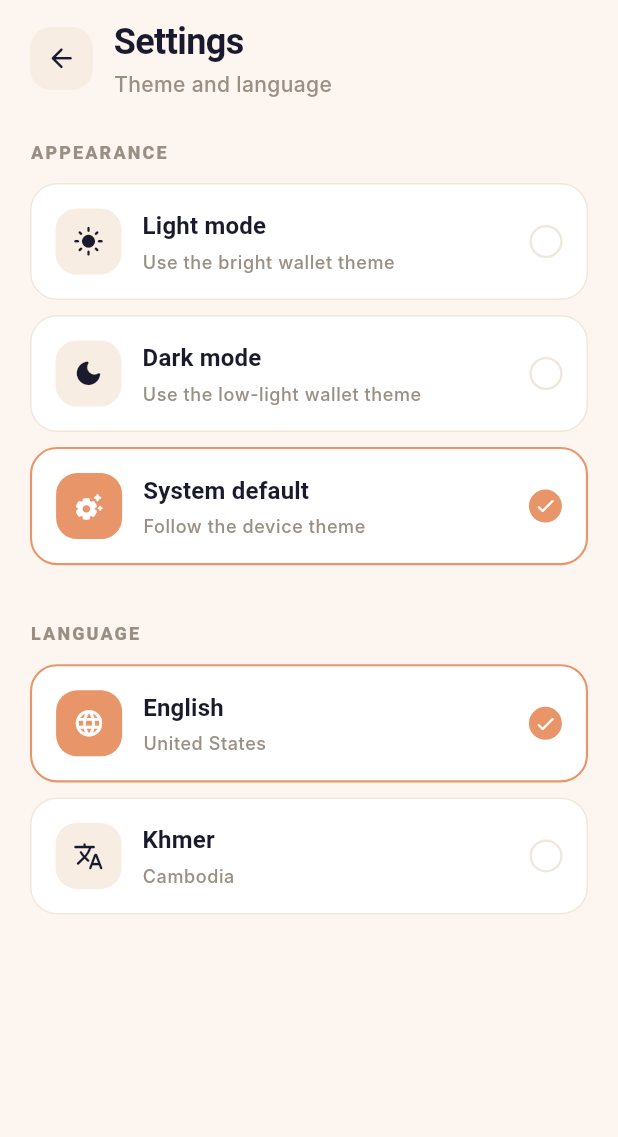
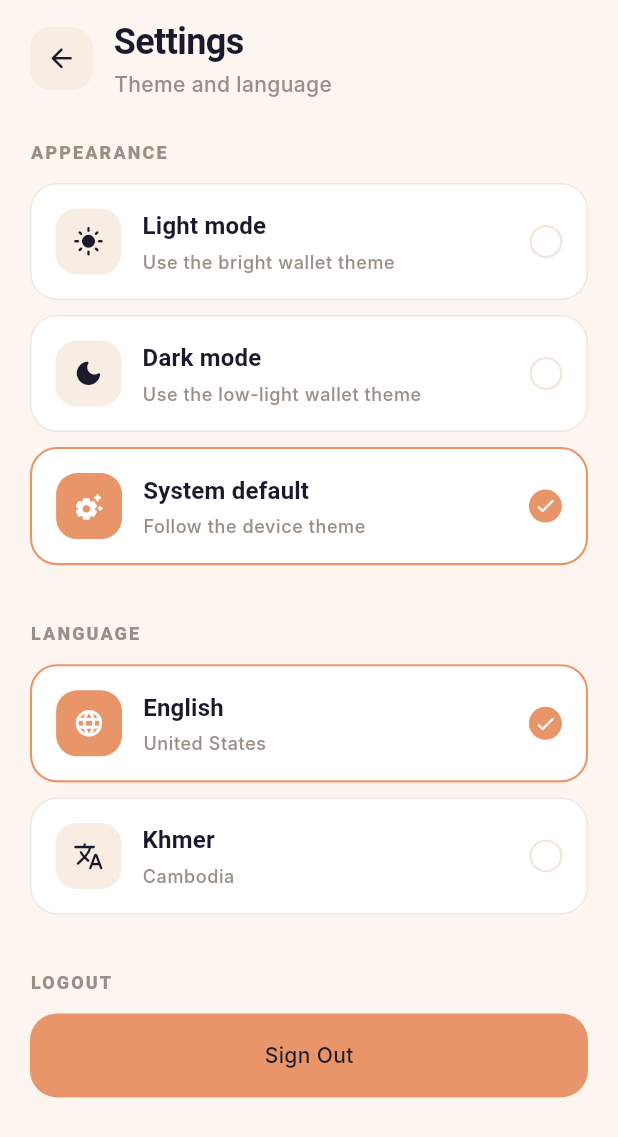
Before and after one commit to DrRaspec/Mini-Wallet, a Flutter app: the SettingsPage screen opened by its route, on a phone screen of 412 x 824 dp. Shown: the top 1137 px of the screen. Run offline on Flutter 3.47's test engine with Material 3 defaults, Android fonts, the phone set to English and light mode, and no system bars; drawn by our look-alikes of toastification; our stand-ins replace dio, flutter_dotenv, flutter_secure_storage, get, get_storage; accounts and stored records are empty; network calls fail; Roboto replaces fonts that are missing (Inter, Manrope).

Commit message:
feat(auth): add signout logic

```diff
--- a/lib/bindings/app_binding.dart
+++ b/lib/bindings/app_binding.dart
@@ -6,6 +6,7 @@ import 'package:mini_wallet/core/services/storage_service.dart';
 import 'package:mini_wallet/core/storage/local_storage.dart';
 import 'package:mini_wallet/core/storage/secure_token_storage.dart';
 import 'package:mini_wallet/core/storage/theme_storage.dart';
+import 'package:mini_wallet/features/auth/bindings/auth_binding.dart';
 import 'package:mini_wallet/features/transaction/bindings/transaction_binding.dart';
 import 'package:mini_wallet/routes/app_routes.dart';
 
@@ -41,9 +42,8 @@ class AppBinding extends Bindings {
       permanent: true,
     );
 
-    // Get.lazyPut(() => AuthApi(Get.find<ApiClient>()), fenix: true);
+    AuthBinding().dependencies();
 
-    // AppShellBinding().dependencies();
     TransactionBinding().dependencies();
   }
 }
--- a/lib/core/constants/api_endpoints.dart
+++ b/lib/core/constants/api_endpoints.dart
@@ -5,6 +5,7 @@ class ApiEndpoints {
   static const String login = '/auth/login';
   static const String register = '/auth/register';
   static const String refreshToken = '/auth/refresh';
+  static const String logout = '/auth/logout';
 
   static const String transactions = '/transactions';
   static const String transactionBalance = '/transactions/balance';
--- a/lib/features/auth/data/datasources/auth_remote_ds.dart
+++ b/lib/features/auth/data/datasources/auth_remote_ds.dart
@@ -26,6 +26,13 @@ class AuthRemoteDs {
     return _parseAuthResponse(res);
   }
 
+  Future<void> logout(String refreshToken) async {
+    await apiClient.dio.post(
+      ApiEndpoints.logout,
+      data: {'refreshToken': refreshToken},
+    );
+  }
+
   Future<AuthResponseModel> refreshToken(String refreshToken) async {
     final res = await apiClient.dio.post(
       ApiEndpoints.refreshToken,
--- a/lib/features/auth/data/repositories_impl/auth_repository_impl.dart
+++ b/lib/features/auth/data/repositories_impl/auth_repository_impl.dart
@@ -21,4 +21,9 @@ class AuthRepositoryImpl extends AuthRepository {
   Future<AuthResponseModel> register(String username, String password) {
     return remote.register(username, password);
   }
+
+  @override
+  Future<void> logout(String refreshToken) {
+    return remote.logout(refreshToken);
+  }
 }
--- a/lib/features/auth/domain/repositories/auth_repository.dart
+++ b/lib/features/auth/domain/repositories/auth_repository.dart
@@ -4,4 +4,5 @@ abstract class AuthRepository {
   Future<AuthResponseModel> login(String username, String password);
   Future<AuthResponseModel> register(String username, String password);
   Future<AuthResponseModel> refreshToken(String refreshToken);
+  Future<void> logout(String refreshToken);
 }
--- a/lib/features/auth/presentation/controllers/auth_controller.dart
+++ b/lib/features/auth/presentation/controllers/auth_controller.dart
@@ -99,6 +99,29 @@ class AuthController extends GetxController {
     }
   }
 
+  Future<AuthResult> logout() async {
+    try {
+      final refreshToken = await tokenStorage.getRefreshToken() ?? '';
+      await authRepository.logout(refreshToken);
+
+      await tokenStorage.deleteTokens();
+
+      return const AuthResult.success();
+    } on DioException catch (e, stackTrace) {
+      return _failureFromDio(
+        e,
+        stackTrace,
+        operation: 'Logout',
+        fallback: 'Unable to logout. Please try again.',
+      );
+    } catch (e, stackTrace) {
+      AppLogger.log('Logout failed: $e');
+      AppLogger.log(stackTrace.toString());
+
+      return const AuthResult.failure('Unable to logout. Please try again.');
+    }
+  }
+
   AuthResult _failureFromDio(
     DioException error,
     StackTrace stackTrace, {
--- a/lib/features/settings/bindings/settings_binding.dart
+++ b/lib/features/settings/bindings/settings_binding.dart
@@ -1,5 +1,6 @@
 import 'package:get/get.dart';
 import 'package:mini_wallet/core/controllers/app_settings_controller.dart';
+import 'package:mini_wallet/features/auth/presentation/controllers/auth_controller.dart';
 import 'package:mini_wallet/features/settings/presentation/controllers/settings_controller.dart';
 
 class SettingsBinding extends Bindings {
@@ -8,6 +9,7 @@ class SettingsBinding extends Bindings {
     Get.lazyPut(
       () => SettingsController(
         appSettingsController: Get.find<AppSettingsController>(),
+        authController: Get.find<AuthController>(),
       ),
     );
   }
--- a/lib/features/settings/presentation/controllers/settings_controller.dart
+++ b/lib/features/settings/presentation/controllers/settings_controller.dart
@@ -1,11 +1,22 @@
+import 'dart:math';
+
 import 'package:flutter/material.dart';
 import 'package:get/get.dart';
 import 'package:mini_wallet/core/controllers/app_settings_controller.dart';
+import 'package:mini_wallet/core/utils/app_logger.dart';
+import 'package:mini_wallet/features/auth/presentation/controllers/auth_controller.dart';
+import 'package:mini_wallet/routes/app_routes.dart';
 
 class SettingsController extends GetxController {
   final AppSettingsController appSettingsController;
+  final AuthController authController;
 
-  SettingsController({required this.appSettingsController});
+  SettingsController({
+    required this.appSettingsController,
+    required this.authController,
+  });
+
+  final isLogoutInProgress = false.obs;
 
   Rx<ThemeMode> get appTheme => appSettingsController.themeMode;
   Rx<Locale> get appLocale => appSettingsController.locale;
@@ -17,4 +28,18 @@ class SettingsController extends GetxController {
   void onLanguageChange(Locale newLocale) {
     appSettingsController.changeLanguage(newLocale);
   }
+
+  void signOut() {
+    try {
+      isLogoutInProgress.value = true;
+      authController.logout();
+      appSettingsController.clearAppSetting();
+      AppLogger.log('User signed out');
+      Get.offAllNamed(AppRoutes.login);
+    } catch (e) {
+      AppLogger.log('Error during sign out: $e');
+    } finally {
+      isLogoutInProgress.value = false;
+    }
+  }
 }
--- a/lib/features/settings/presentation/pages/settings_page.dart
+++ b/lib/features/settings/presentation/pages/settings_page.dart
@@ -67,7 +67,7 @@ class SettingsPage extends GetView<SettingsController> {
                 ),
               ),
               SliverPadding(
-                padding: const EdgeInsets.fromLTRB(20, 28, 20, 32),
+                padding: const EdgeInsets.fromLTRB(20, 28, 20, 0),
                 sliver: SliverToBoxAdapter(
                   child: _SettingsSection(
                     title: 'Language',
@@ -91,6 +91,23 @@ class SettingsPage extends GetView<SettingsController> {
                         onTap: () {
                           controller.onLanguageChange(const Locale('km', 'KH'));
                         },
+                      ),
+                    ],
+                  ),
+                ),
+              ),
+
+              SliverPadding(
+                padding: const EdgeInsets.fromLTRB(20, 28, 20, 32),
+                sliver: SliverToBoxAdapter(
+                  child: _SettingsSection(
+                    title: 'Logout',
+                    children: [
+                      _SignOutButton(
+                        onTap: () {
+                          controller.signOut();
+                        },
+                        isLoading: controller.isLogoutInProgress,
                       ),
                     ],
                   ),
@@ -304,6 +321,49 @@ class _IconButtonSurface extends StatelessWidget {
   }
 }
 
+class _SignOutButton extends StatelessWidget {
+  final VoidCallback onTap;
+  final RxBool isLoading;
+  const _SignOutButton({required this.onTap, required this.isLoading});
+
+  @override
+  Widget build(BuildContext context) {
+    return Material(
+      borderRadius: BorderRadius.circular(18),
+      child: InkWell(
+        borderRadius: BorderRadius.circular(18),
+        onTap: onTap,
+        child: Container(
+          width: double.infinity,
+          padding: const EdgeInsets.all(18),
+          decoration: BoxDecoration(
+            color: Get.theme.colorScheme.errorContainer,
+            borderRadius: BorderRadius.circular(18),
+          ),
+          child: Obx(() {
+            if (isLoading.value) {
+              return Center(
+                child: SizedBox(
+                  width: 20,
+                  height: 20,
+                  child: CircularProgressIndicator(
+                    strokeWidth: 2,
+                    valueColor: AlwaysStoppedAnimation(
+                      Get.theme.colorScheme.onErrorContainer,
+                    ),
+                  ),
+                ),
+              );
+            }
+
+            return Center(child: Text("Sign Out"));
+          }),
+        ),
+      ),
+    );
+  }
+}
+
 class _SettingsColors {
   const _SettingsColors({required this.isDark});
 
```
Also changed, not shown: lib/core/controllers/app_settings_controller.dart (+7 -0 lines).
